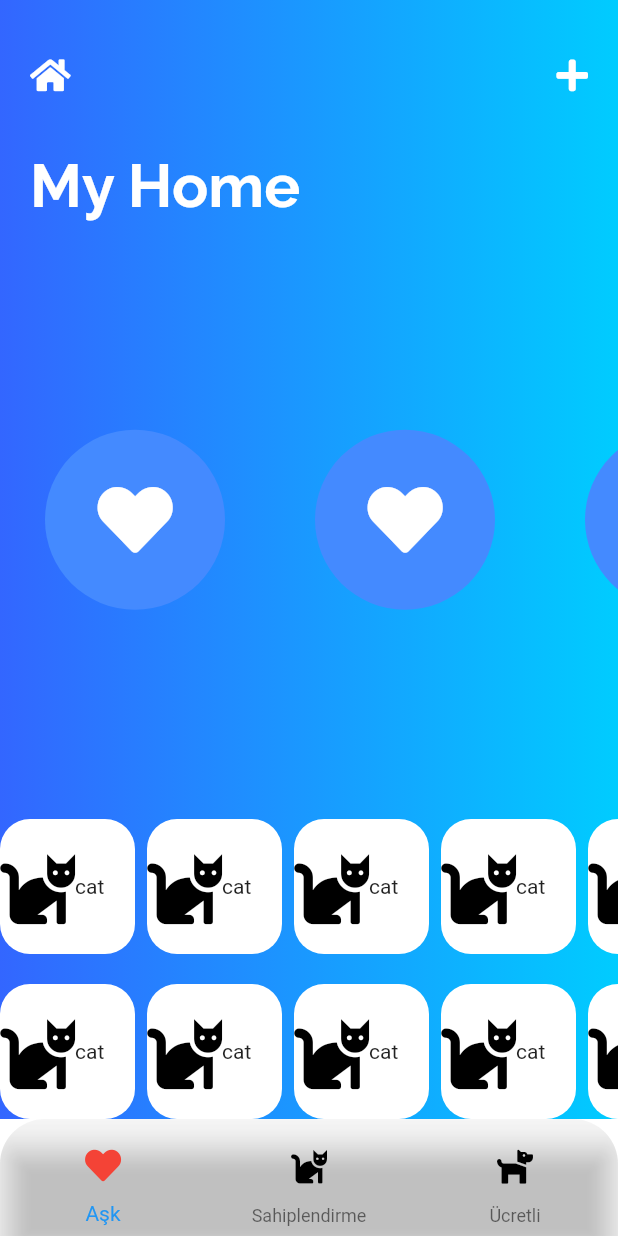
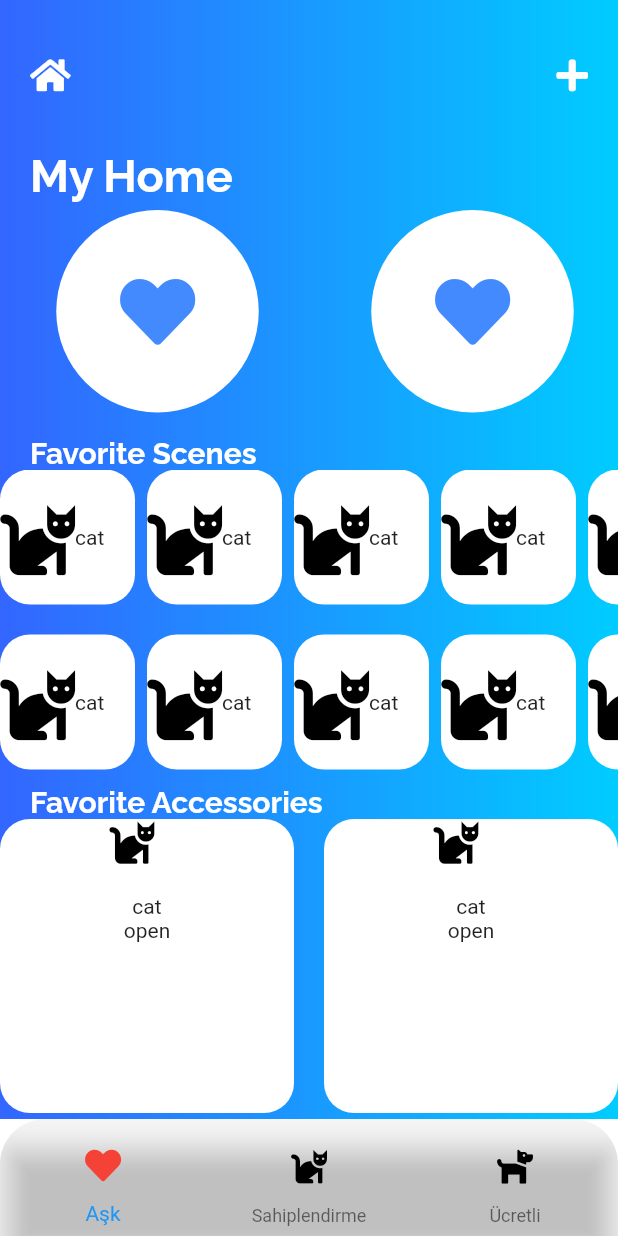
Before and after one commit to emren/speed_prototyping, a Flutter app: the screen it shows after launch, on a phone screen of 412 x 824 dp. Run offline on Flutter 3.47's test engine with Material 2 defaults, Android fonts, the phone set to English and light mode, and no system bars; our stand-ins replace font_awesome_flutter, google_fonts.

Commit message:
feat: final

```diff
--- a/lib/ui/pages/initial_page.dart
+++ b/lib/ui/pages/initial_page.dart
@@ -16,11 +16,30 @@ class InitialPage extends StatelessWidget {
           child: Text(
             'My Home',
             style: GoogleFonts.raleway(
-                fontSize: 40, fontWeight: FontWeight.bold, color: Colors.white),
+                fontSize: 30, fontWeight: FontWeight.bold, color: Colors.white),
           ),
         ),
         MenuList(),
+        SizedBox(height: 10,),
+        Padding(
+          padding: const EdgeInsets.only(left: 20),
+          child: Text(
+            'Favorite Scenes',
+            style: GoogleFonts.raleway(
+                fontSize: 20, fontWeight: FontWeight.bold, color: Colors.white),
+          ),
+        ),
         FavoriteScenesComponent(),
+        SizedBox(height: 10,),
+        Padding(
+          padding: const EdgeInsets.only(left: 20),
+          child: Text(
+            'Favorite Accessories',
+            style: GoogleFonts.raleway(
+                fontSize: 20, fontWeight: FontWeight.bold, color: Colors.white),
+          ),
+        ),
+        FavoriteAccessoriesComponent(),
       ],
     );
   }
--- a/lib/ui/pages/initial_page_components.dart
+++ b/lib/ui/pages/initial_page_components.dart
@@ -34,56 +34,56 @@ class MainRow extends StatelessWidget {
 
 List<CircleAvatar> menuList = [
   CircleAvatar(
-    backgroundColor: Colors.blueAccent,
-    radius: 60,
+    backgroundColor: Colors.white,
+    radius: 100,
     child: FaIcon(
       FontAwesomeIcons.solidHeart,
-      color: Colors.white,
+      color: Colors.blueAccent,
       size: 50,
     ),
   ),
   CircleAvatar(
-    backgroundColor: Colors.blueAccent,
-    radius: 60,
+    backgroundColor: Colors.white,
+    radius: 100,
     child: FaIcon(
       FontAwesomeIcons.solidHeart,
-      color: Colors.white,
+      color: Colors.blueAccent,
       size: 50,
     ),
   ),
   CircleAvatar(
-    backgroundColor: Colors.blueAccent,
-    radius: 60,
+    backgroundColor: Colors.white,
+    radius: 100,
     child: FaIcon(
       FontAwesomeIcons.solidHeart,
-      color: Colors.white,
+      color: Colors.blueAccent,
       size: 50,
     ),
   ),
   CircleAvatar(
-    backgroundColor: Colors.blueAccent,
-    radius: 60,
+    backgroundColor: Colors.white,
+    radius: 100,
     child: FaIcon(
       FontAwesomeIcons.solidHeart,
-      color: Colors.white,
+      color: Colors.blueAccent,
       size: 50,
     ),
   ),
   CircleAvatar(
-    backgroundColor: Colors.blueAccent,
-    radius: 60,
+    backgroundColor: Colors.white,
+    radius: 100,
     child: FaIcon(
       FontAwesomeIcons.solidHeart,
-      color: Colors.white,
+      color: Colors.blueAccent,
       size: 50,
     ),
   ),
   CircleAvatar(
-    backgroundColor: Colors.blueAccent,
-    radius: 60,
+    backgroundColor: Colors.white,
+    radius: 100,
     child: FaIcon(
       FontAwesomeIcons.solidHeart,
-      color: Colors.white,
+      color: Colors.blueAccent,
       size: 50,
     ),
   ),
@@ -101,7 +101,7 @@ class MenuList extends StatelessWidget {
           shrinkWrap: true,
           itemBuilder: (context, index) {
             return Padding(
-              padding: const EdgeInsets.all(30),
+              padding: const EdgeInsets.all(5),
               child: menuList[index],
             );
           }),
@@ -233,7 +233,6 @@ class FavoriteScenesComponent extends StatelessWidget {
           mainAxisSpacing: 8,
           //childAspectRatio: (2 / 1),
           crossAxisSpacing: 20,
-
         ),
         itemBuilder: (
           context,
@@ -245,3 +244,128 @@ class FavoriteScenesComponent extends StatelessWidget {
     );
   }
 }
+
+List<FavoriteAccessoriesCard> favoriteAccessories = [
+  FavoriteAccessoriesCard(
+    icon: FaIcon(
+      FontAwesomeIcons.cat,
+      color: Colors.black,
+      size: 30,
+    ),
+    text: 'cat',
+    description: 'open',
+  ),
+  FavoriteAccessoriesCard(
+    icon: FaIcon(
+      FontAwesomeIcons.cat,
+      color: Colors.black,
+      size: 30,
+    ),
+    text: 'cat',
+    description: 'open',
+  ),
+  FavoriteAccessoriesCard(
+    icon: FaIcon(
+      FontAwesomeIcons.cat,
+      color: Colors.black,
+      size: 30,
+    ),
+    text: 'cat',
+    description: 'open',
+  ),
+  FavoriteAccessoriesCard(
+    icon: FaIcon(
+      FontAwesomeIcons.cat,
+      color: Colors.black,
+      size: 30,
+    ),
+    text: 'cat',
+    description: 'open',
+  ),
+  FavoriteAccessoriesCard(
+    icon: FaIcon(
+      FontAwesomeIcons.cat,
+      color: Colors.black,
+      size: 30,
+    ),
+    text: 'cat',
+    description: 'open',
+  ),
+  FavoriteAccessoriesCard(
+    icon: FaIcon(
+      FontAwesomeIcons.cat,
+      color: Colors.black,
+      size: 30,
+    ),
+    text: 'cat',
+    description: 'open',
+  ),
+  FavoriteAccessoriesCard(
+    icon: FaIcon(
+      FontAwesomeIcons.cat,
+      color: Colors.black,
+      size: 30,
+    ),
+    text: 'cat',
+    description: 'open',
+  ),
+];
+
+class FavoriteAccessoriesCard extends StatelessWidget {
+  final String text;
+  final String description;
+  final FaIcon icon;
+  const FavoriteAccessoriesCard(
+      {Key? key,
+      required this.text,
+      required this.icon,
+      required this.description})
+      : super(key: key);
+
+  @override
+  Widget build(BuildContext context) {
+    return Container(
+      height: 100,
+      width: 100,
+      decoration: BoxDecoration(
+        color: Colors.white,
+        borderRadius: BorderRadius.all(Radius.circular(20)),
+      ),
+      child: Column(
+        children: [
+          Container(height: 50, width: 50, child: icon),
+          Text(text),
+          Text(description),
+        ],
+      ),
+    );
+  }
+}
+
+class FavoriteAccessoriesComponent extends StatelessWidget {
+  const FavoriteAccessoriesComponent({Key? key}) : super(key: key);
+
+  @override
+  Widget build(BuildContext context) {
+    return Container(
+      width: double.infinity,
+      height: 200,
+      child: GridView.builder(
+        itemCount: favoriteAccessories.length,
+        scrollDirection: Axis.vertical,
+        gridDelegate: SliverGridDelegateWithFixedCrossAxisCount(
+          crossAxisCount: 2,
+          mainAxisSpacing: 8,
+          //childAspectRatio: (2 / 1),
+          crossAxisSpacing: 20,
+        ),
+        itemBuilder: (
+          context,
+          index,
+        ) {
+          return favoriteAccessories[index];
+        },
+      ),
+    );
+  }
+}
```
